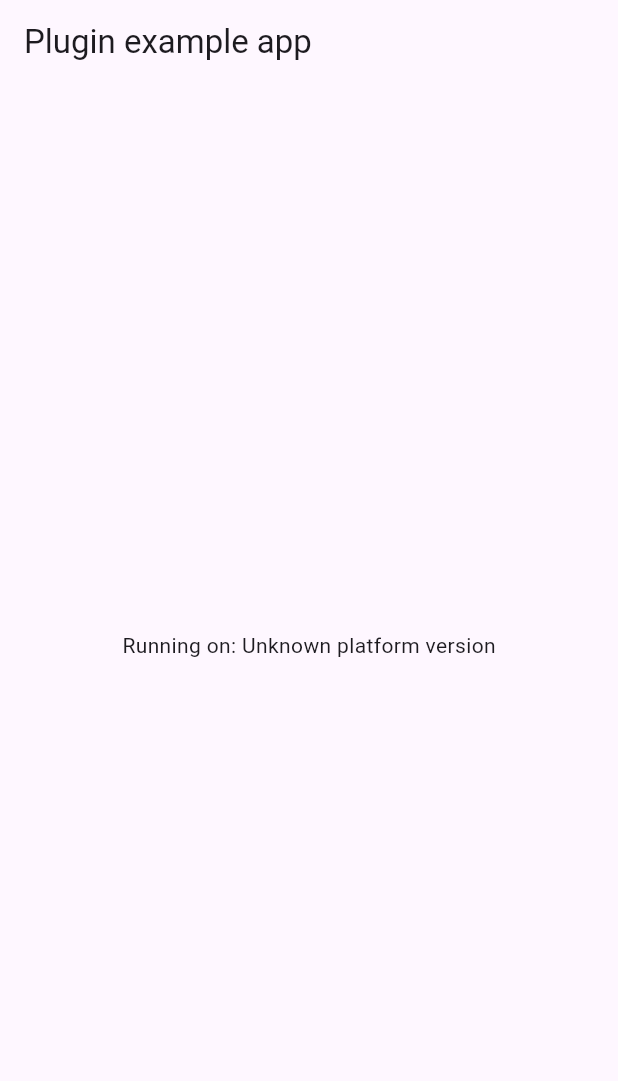
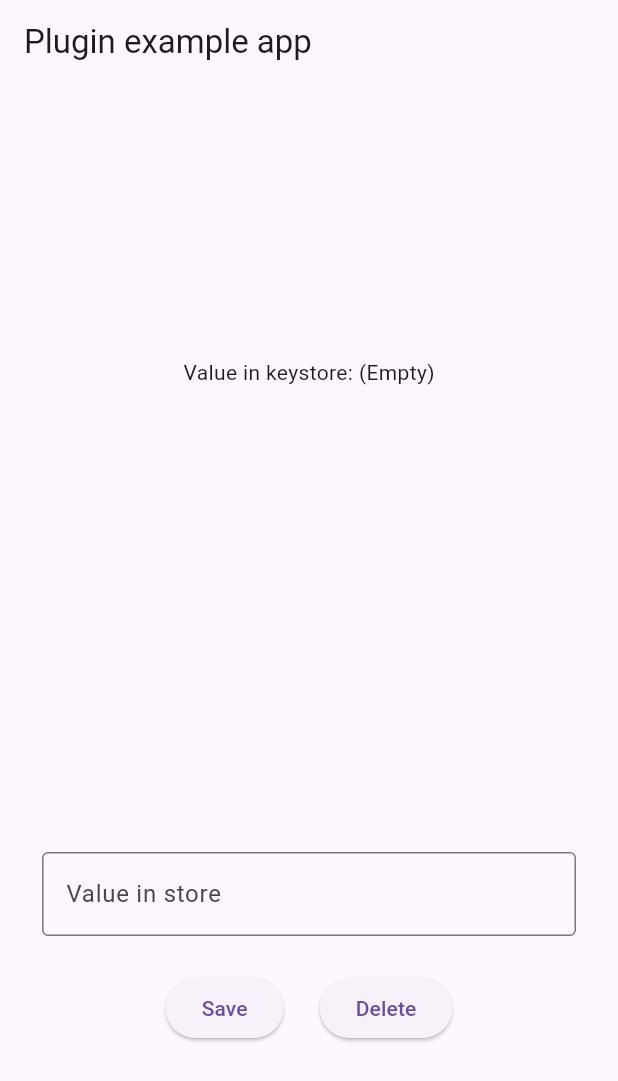
Before and after one commit to TimothyGCY/flutter_keystore, a Flutter app: the screen it shows after launch, on a phone screen of 412 x 824 dp. Shown: the top 1081 px of the screen. Run offline on Flutter 3.47's test engine with Material 3 defaults, Android fonts, the phone set to English and light mode, and no system bars; our stand-ins replace plugin_platform_interface.

Commit message:
refactoring and adding example

```diff
--- a/example/lib/main.dart
+++ b/example/lib/main.dart
@@ -16,35 +16,52 @@ class MyApp extends StatefulWidget {
 }
 
 class _MyAppState extends State<MyApp> {
-  String _platformVersion = 'Unknown';
+  String _storeValue = '';
   final _flutterKeystorePlugin = FlutterKeystore();
+  final String myDataKey = 'hello';
+  final TextEditingController _valueController = TextEditingController();
 
   @override
   void initState() {
     super.initState();
-    initPlatformState();
+    _loadStoreData();
   }
 
-  // Platform messages are asynchronous, so we initialize in an async method.
-  Future<void> initPlatformState() async {
-    String platformVersion;
-    // Platform messages may fail, so we use a try/catch PlatformException.
-    // We also handle the message potentially returning null.
+  @override
+  void dispose() {
+    _valueController.dispose();
+    super.dispose();
+  }
+
+  Future<void> _loadStoreData() async {
+    String value;
     try {
-      platformVersion =
-          await _flutterKeystorePlugin.read('hel') ?? 'Unknown platform version';
+      value = await _flutterKeystorePlugin.read(myDataKey) ?? '(Empty)';
     } on PlatformException {
-      platformVersion = 'Failed to get platform version.';
+      value = 'Failed to read store value';
     }
 
-    // If the widget was removed from the tree while the asynchronous platform
-    // message was in flight, we want to discard the reply rather than calling
-    // setState to update our non-existent appearance.
     if (!mounted) return;
 
     setState(() {
-      _platformVersion = platformVersion;
+      _storeValue = value;
     });
+  }
+
+  Future<void> _onSave() async {
+    final String value = _valueController.text.trim();
+    if (value.isEmpty) {
+      await _onDelete();
+    } else {
+      await _flutterKeystorePlugin.write(myDataKey, value);
+    }
+    _valueController.clear();
+    _loadStoreData();
+  }
+
+  Future<void> _onDelete() async {
+    await _flutterKeystorePlugin.delete(myDataKey);
+    _loadStoreData();
   }
 
   @override
@@ -54,8 +71,46 @@ class _MyAppState extends State<MyApp> {
         appBar: AppBar(
           title: const Text('Plugin example app'),
         ),
-        body: Center(
-          child: Text('Running on: $_platformVersion\n'),
+        body: Column(
+          children: [
+            Expanded(
+              child: Center(
+                child: Text('Value in keystore: $_storeValue'),
+              ),
+            ),
+            Expanded(
+              child: Column(
+                mainAxisAlignment: MainAxisAlignment.center,
+                children: [
+                  Padding(
+                    padding: const EdgeInsets.symmetric(horizontal: 28.0),
+                    child: TextField(
+                      controller: _valueController,
+                      decoration: const InputDecoration(
+                        border: OutlineInputBorder(),
+                        label: Text('Value in store'),
+                      ),
+                    ),
+                  ),
+                  const SizedBox(height: 24),
+                  Row(
+                    mainAxisAlignment: MainAxisAlignment.center,
+                    children: [
+                      ElevatedButton(
+                        onPressed: _onSave,
+                        child: const Text('Save'),
+                      ),
+                      const SizedBox(width: 24),
+                      ElevatedButton(
+                        onPressed: _onDelete,
+                        child: const Text('Delete'),
+                      ),
+                    ],
+                  )
+                ],
+              ),
+            ),
+          ],
         ),
       ),
     );
```
Also changed, not shown: 2 other files.
